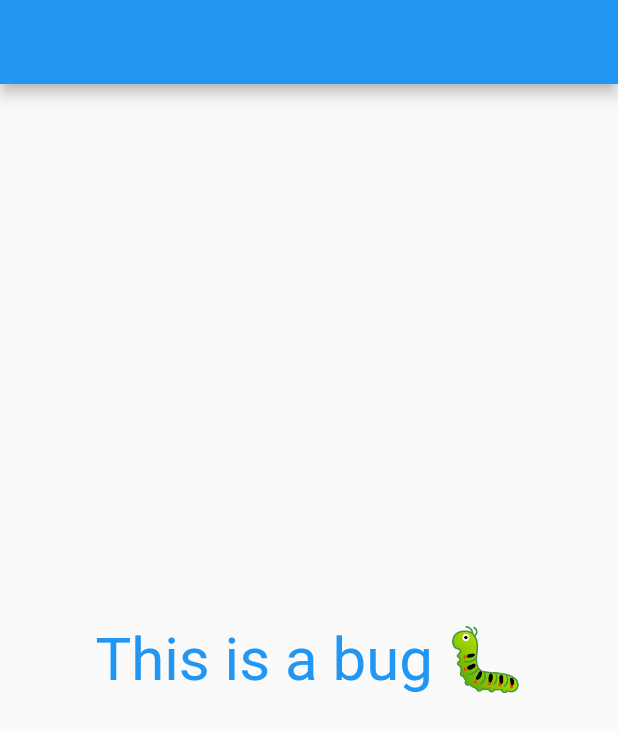
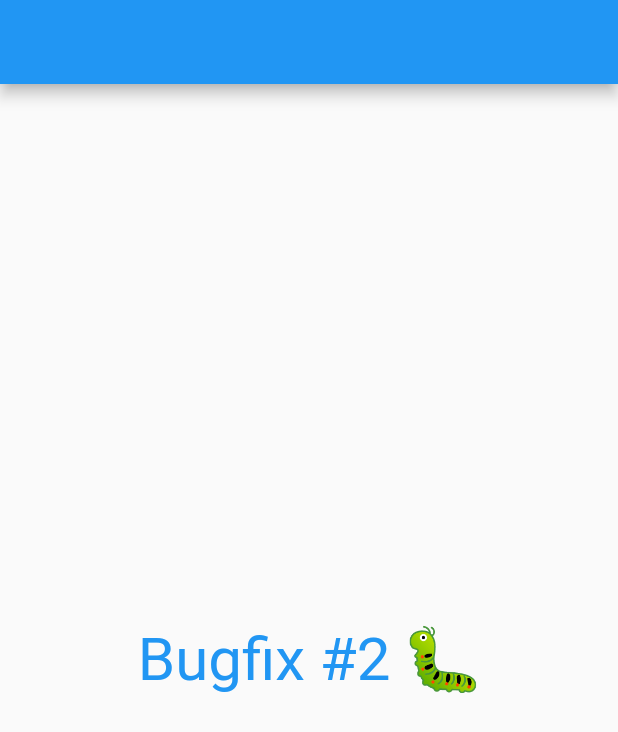
Before and after one commit to idlevandal/test_git, a Flutter app: the screen it shows after launch, on a phone screen of 412 x 824 dp. Shown: the top 732 px of the screen. Run offline on Flutter 3.47's test engine with Material 2 defaults, Android fonts, the phone set to English and light mode, and no system bars.

Commit message:
fix 2nd bug

```diff
--- a/lib/main.dart
+++ b/lib/main.dart
@@ -29,7 +29,7 @@ class Home extends StatelessWidget {
     return Scaffold(
       appBar: AppBar(),
       body: const Center(
-        child: Text('This is a bug 🐛', style: TextStyle(fontSize: 40, color: Colors.blue),),
+        child: Text('Bugfix #2 🐛', style: TextStyle(fontSize: 40, color: Colors.blue),),
       ),
     );
   }
```
